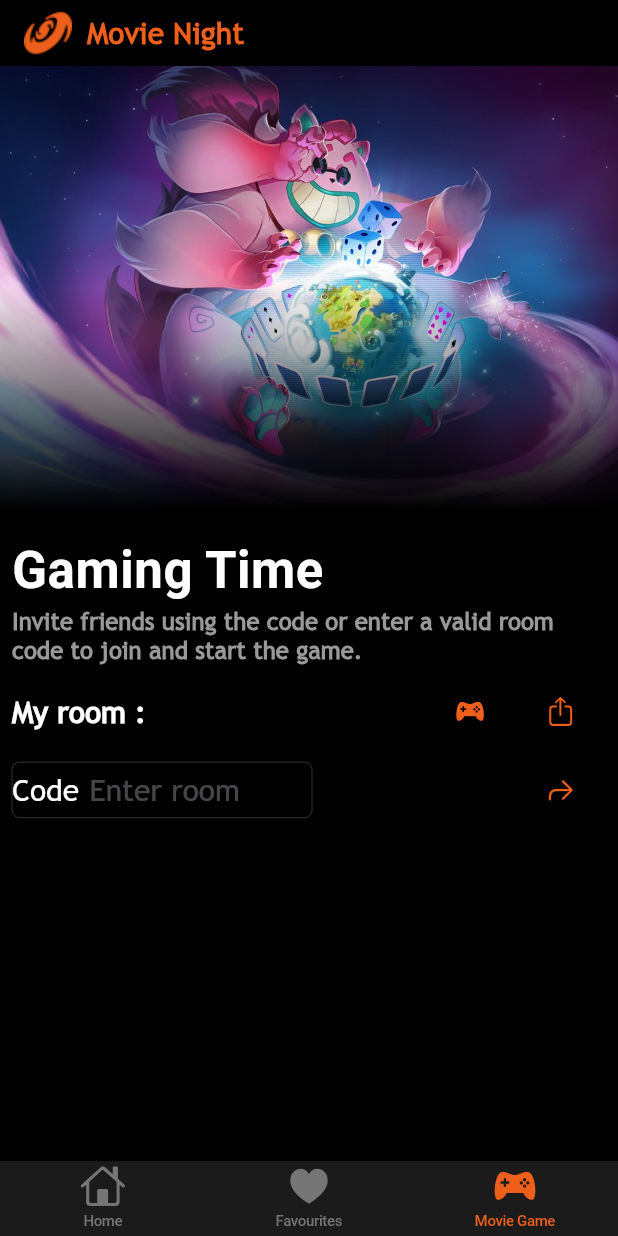
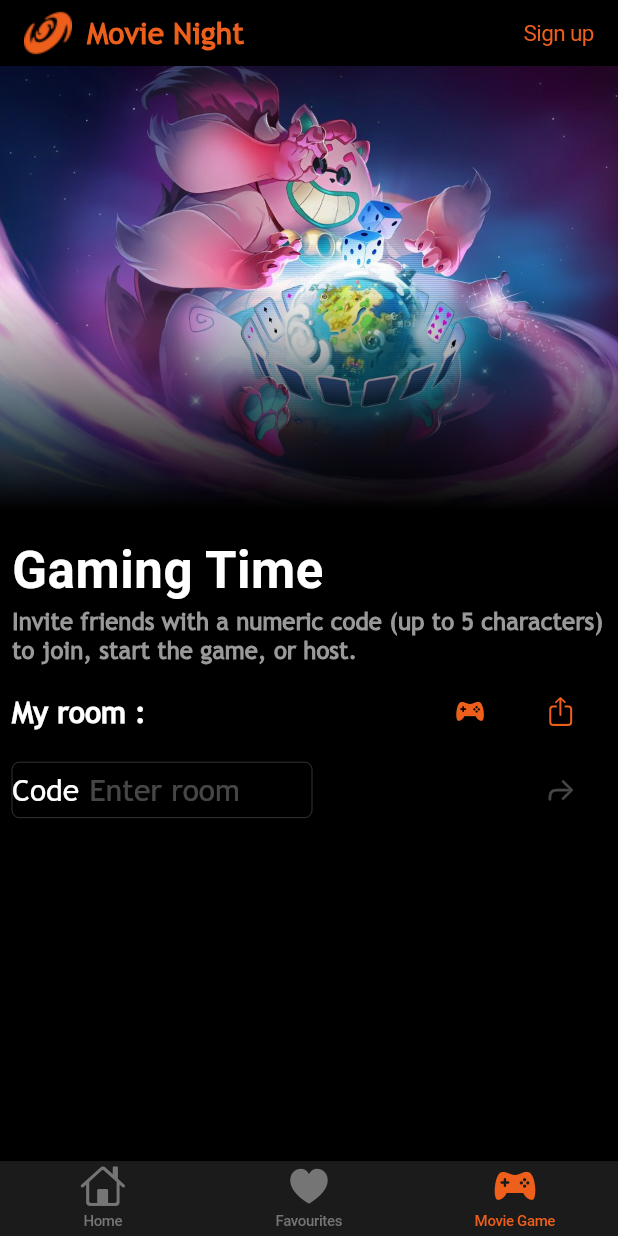
Before and after one commit to auza0002/movie_night_flutter, a Flutter app: the screen it shows after launch, item 3 of the bottom bar chosen, on a phone screen of 412 x 824 dp. Run offline on Flutter 3.47's test engine with Material 3 defaults, Android fonts, the phone set to English and light mode, and no system bars; our stand-ins replace transparent_image; missing offline and left inert: dart:ffi, platform_device_id; network calls fail.

Commit message:
validator completed

```diff
--- a/lib/screens/slider_screen/slider_screen.dart
+++ b/lib/screens/slider_screen/slider_screen.dart
@@ -1,5 +1,6 @@
+import 'dart:ffi';
+
 import 'package:flutter/cupertino.dart';
-import 'package:flutter/material.dart';
 import 'package:movie_night_flutter/providers/game_provider.dart';
 import 'package:movie_night_flutter/screens/slider_screen/container_game_slider.dart';
 import 'package:movie_night_flutter/widgets/slider_widgets/image_swiper.dart';
@@ -15,6 +16,15 @@ class SliderScreen extends StatefulWidget {
 class _SliderScreenState extends State<SliderScreen> {
   String myKey = "";
   String myDeviceID = "";
+  String codeValue = "";
+  bool _validInput = false;
+
+  void validator(String input) {
+    bool valid = RegExp(r'^[0-9]+$').hasMatch(input) && input.length < 5;
+    setState(() {
+      _validInput = valid;
+    });
+  }
 
   @override
   void initState() {
@@ -33,6 +43,17 @@ class _SliderScreenState extends State<SliderScreen> {
     return CupertinoPageScaffold(
       navigationBar: CupertinoNavigationBar(
         backgroundColor: const Color.fromARGB(151, 0, 0, 0),
+        trailing: CupertinoButton(
+          padding: EdgeInsets.zero,
+          onPressed: () {},
+          child: const Text(
+            'Sign up',
+            style: TextStyle(
+              fontSize: 15,
+              color: Color.fromRGBO(237, 95, 27, 1),
+            ),
+          ),
+        ),
         leading: Row(
           children: [
             Image.asset("assets/img/galaxy-spiral-shape-sm.png"),
@@ -66,7 +87,7 @@ class _SliderScreenState extends State<SliderScreen> {
             const Padding(
               padding: EdgeInsets.only(left: 8, right: 8, top: 5, bottom: 5),
               child: Text(
-                "Invite friends using the code or enter a valid room code to join and start the game.",
+                "Invite friends with a numeric code (up to 5 characters) to join, start the game, or host.",
                 style: TextStyle(
                     color: CupertinoColors.inactiveGray,
                     fontSize: 16,
@@ -108,13 +129,18 @@ class _SliderScreenState extends State<SliderScreen> {
               child: Row(
                 mainAxisAlignment: MainAxisAlignment.spaceBetween,
                 children: [
-                  const SizedBox(
+                  SizedBox(
                     width: 200,
                     child: CupertinoTextField(
-                      style: TextStyle(
+                      onChanged: (text) {
+                        validator(text);
+                      },
+                      maxLength: 15,
+                      keyboardType: TextInputType.number,
+                      style: const TextStyle(
                           fontSize: 20, color: Color.fromRGBO(237, 95, 27, 1)),
                       placeholder: "Enter room code",
-                      prefix: Text(
+                      prefix: const Text(
                         'Code',
                         style: TextStyle(
                           fontSize: 20,
@@ -124,14 +150,8 @@ class _SliderScreenState extends State<SliderScreen> {
                     ),
                   ),
                   CupertinoButton(
+                    onPressed: _validInput ? () {} : null,
                     child: const Icon(CupertinoIcons.arrow_turn_up_right),
-                    onPressed: () {
-                      Navigator.of(context).push(
-                        CupertinoPageRoute(
-                          builder: (context) => const ContainerScreen(),
-                        ),
-                      );
-                    },
                   ),
                 ],
               ),
```
